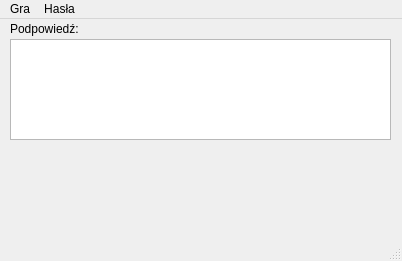
Before: the Qt Designer form oknoglowne.ui in MiszczProgramowania/KoloFortuny, drawn with Qt 5.
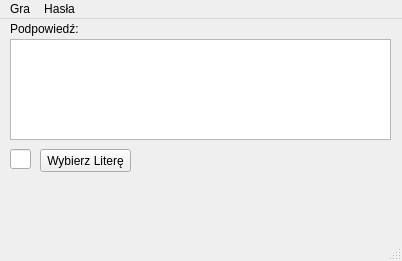
After: the same form once the commit is applied.

Commit message: Wybor Liter BETA

Patch:
```diff
--- a/oknoglowne.ui
+++ b/oknoglowne.ui
@@ -103,6 +103,29 @@
      <string>Podpowiedź:</string>
     </property>
    </widget>
+   <widget class="QLineEdit" name="wybranaLitera">
+    <property name="geometry">
+     <rect>
+      <x>10</x>
+      <y>130</y>
+      <width>21</width>
+      <height>20</height>
+     </rect>
+    </property>
+   </widget>
+   <widget class="QPushButton" name="wybierzLitere">
+    <property name="geometry">
+     <rect>
+      <x>40</x>
+      <y>130</y>
+      <width>91</width>
+      <height>23</height>
+     </rect>
+    </property>
+    <property name="text">
+     <string>Wybierz Literę</string>
+    </property>
+   </widget>
   </widget>
   <widget class="QMenuBar" name="menuBar">
    <property name="geometry">
```
The commit also changes 7 other files.
